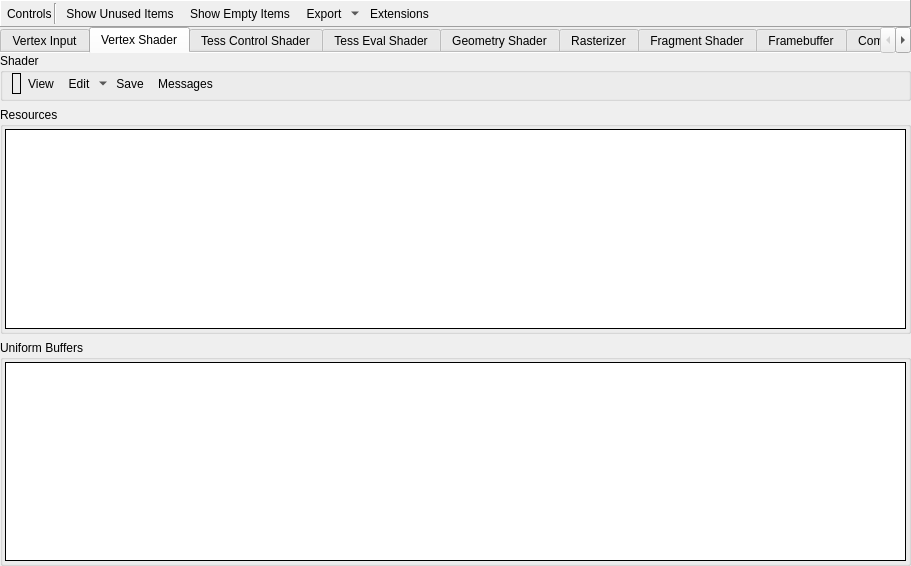
Qt form qrenderdoc/Windows/PipelineState/VulkanPipelineStateViewer.ui (baldurk/renderdoc) before a commit.
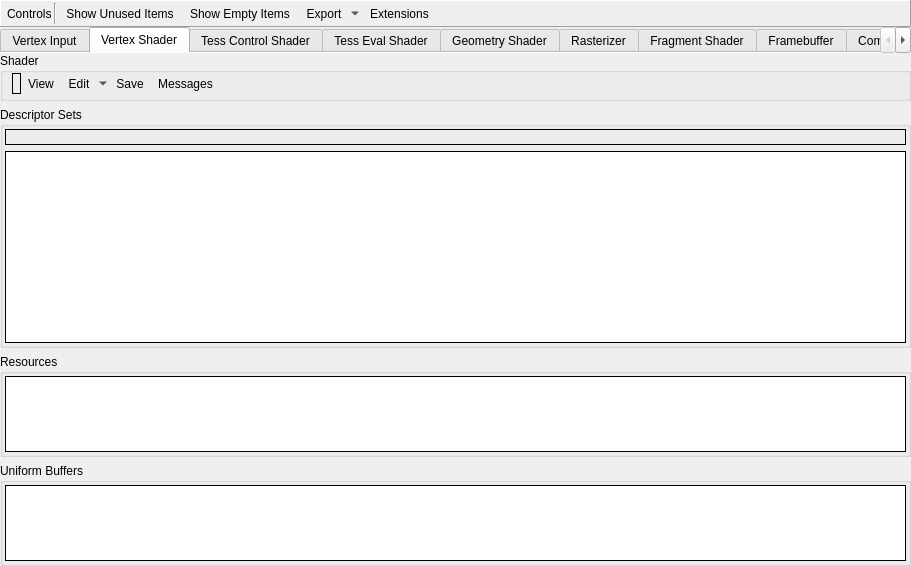
The same form after that commit. The open tabs and pages were chosen to show the change. Icons and pictures are not drawn. Custom widgets are drawn as their Qt base class.

Commit message: Add a descriptor viewer for showing all of a heap, root sig, or set

```diff
--- a/qrenderdoc/Windows/PipelineState/VulkanPipelineStateViewer.ui
+++ b/qrenderdoc/Windows/PipelineState/VulkanPipelineStateViewer.ui
@@ -633,6 +633,83 @@
          </layout>
         </widget>
        </item>
+       <item>
+        <widget class="CollapseGroupBox" name="vsDescGroup">
+         <property name="sizePolicy">
+          <sizepolicy hsizetype="Preferred" vsizetype="Minimum">
+           <horstretch>0</horstretch>
+           <verstretch>0</verstretch>
+          </sizepolicy>
+         </property>
+         <property name="title">
+          <string>Descriptor Sets</string>
+         </property>
+         <layout class="QVBoxLayout" name="vsDescGroupVLayout">
+          <property name="leftMargin">
+           <number>2</number>
+          </property>
+          <property name="topMargin">
+           <number>2</number>
+          </property>
+          <property name="rightMargin">
+           <number>2</number>
+          </property>
+          <property name="bottomMargin">
+           <number>2</number>
+          </property>
+          <item>
+           <widget class="RDLabel" name="vsPipeLayout">
+            <property name="sizePolicy">
+             <sizepolicy hsizetype="Expanding" vsizetype="Fixed">
+              <horstretch>0</horstretch>
+              <verstretch>0</verstretch>
+             </sizepolicy>
+            </property>
+            <property name="frameShape">
+             <enum>QFrame::Box</enum>
+            </property>
+            <property name="text">
+             <string/>
+            </property>
+           </widget>
+          </item>
+          <item>
+           <widget class="RDTreeWidget" name="vsDescSets">
+            <property name="sizePolicy">
+             <sizepolicy hsizetype="Expanding" vsizetype="Preferred">
+              <horstretch>0</horstretch>
+              <verstretch>1</verstretch>
+             </sizepolicy>
+            </property>
+            <property name="frameShape">
+             <enum>QFrame::Box</enum>
+            </property>
+            <property name="frameShadow">
+             <enum>QFrame::Plain</enum>
+            </property>
+            <property name="editTriggers">
+             <set>QAbstractItemView::NoEditTriggers</set>
+            </property>
+            <property name="showDropIndicator" stdset="0">
+             <bool>false</bool>
+            </property>
+            <property name="rootIsDecorated">
+             <bool>false</bool>
+            </property>
+            <property name="uniformRowHeights">
+             <bool>true</bool>
+            </property>
+            <property name="allColumnsShowFocus">
+             <bool>true</bool>
+            </property>
+            <attribute name="headerStretchLastSection">
+             <bool>false</bool>
+            </attribute>
+           </widget>
+          </item>
+         </layout>
+        </widget>
+       </item>
        <item>
         <widget class="QScrollArea" name="vsScroll">
          <property name="frameShape">
```
Left out of the diff: 539 changed lines with no effect on the pictures. The commit also changes 20 other files.
